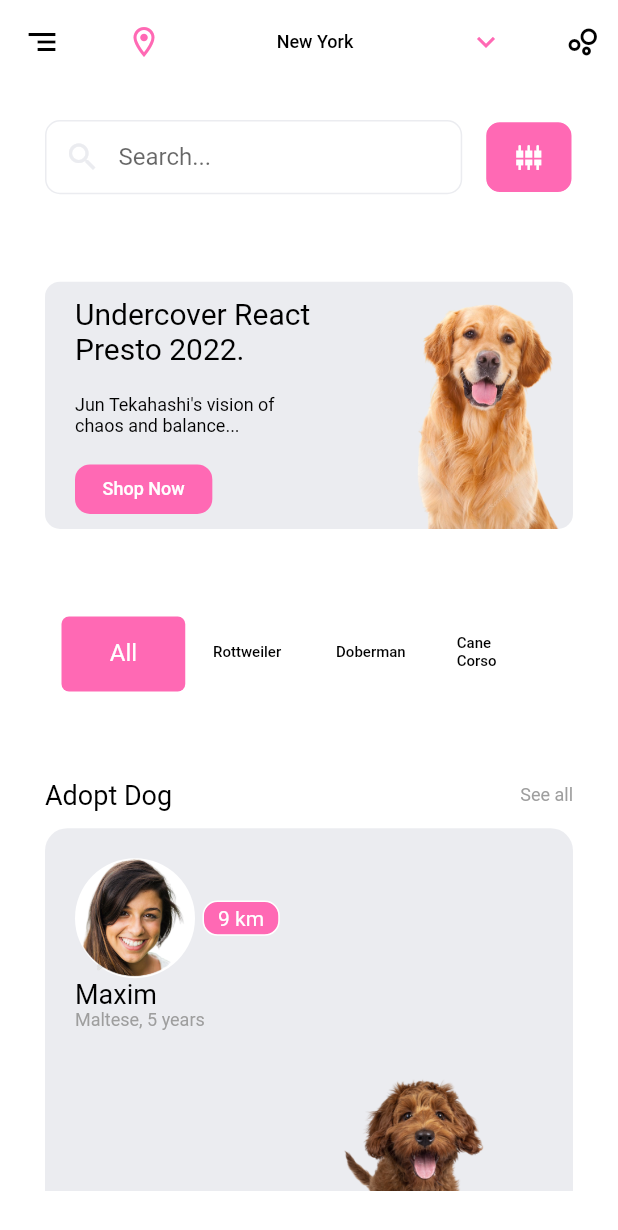
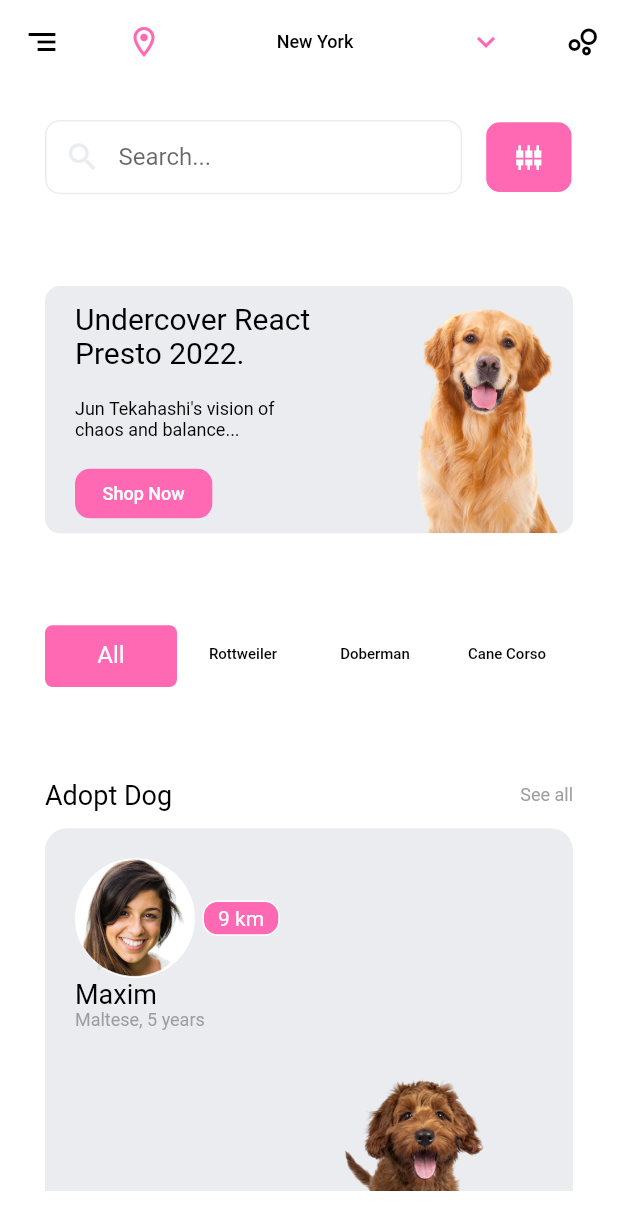
Before and after one commit to GreatGodson/PawFinder, a Flutter app: the screen it shows after launch, on a phone screen of 412 x 824 dp. Shown: the top 1230 px of the screen. Run offline on Flutter 3.47's test engine with Material 2 defaults, Android fonts, the phone set to English and light mode, and no system bars.

Commit message:
⚡ update: refactoring

```diff
--- /dev/null
+++ b/lib/ui/components/Profile/profile_owner.dart
@@ -0,0 +1,62 @@
+import 'package:flutter/material.dart';
+import 'package:paw_finder/ui/components/search_button/search_button.dart';
+import 'package:paw_finder/ui/components/text_style/text_style.dart';
+import 'package:paw_finder/ui/themes/theme.dart';
+
+class ProfileInformation extends StatelessWidget {
+  const ProfileInformation({
+    Key? key,
+    required this.size,
+  }) : super(key: key);
+
+  final Size size;
+
+  @override
+  Widget build(BuildContext context) {
+    return Expanded(
+      child: Padding(
+        padding: const EdgeInsets.only(left: 20, bottom: 20, top: 20),
+        child: Column(
+          children: [
+            Row(
+              children: [
+                CircleAvatar(
+                  backgroundColor: whiteTheme,
+                  radius: 40,
+                  child: Image.asset('images/lady2.png'),
+                ),
+                Padding(
+                  padding: const EdgeInsets.only(left: 5),
+                  child: SearchButton(
+                    borderRadius: 10,
+                    borderColor: false,
+                    color: brightPinkTheme,
+                    height: size.height / 35,
+                    width: size.width / 8,
+                    child: const Text(
+                      '9 km',
+                      style: TextStyle(color: whiteTheme),
+                    ),
+                  ),
+                ),
+              ],
+            ),
+            Row(
+              children: const [
+                CustomText(text: 'Maxim', color: blackTheme, fontSize: 18),
+              ],
+            ),
+            Row(
+              children: const [
+                CustomText(
+                    text: 'Maltese, 5 years',
+                    color: darkGreyTheme,
+                    fontSize: 12),
+              ],
+            ),
+          ],
+        ),
+      ),
+    );
+  }
+}
--- /dev/null
+++ b/lib/ui/components/see_all_row/see_all_row.dart
@@ -0,0 +1,34 @@
+import 'package:flutter/material.dart';
+import 'package:paw_finder/ui/components/text_style/text_style.dart';
+import 'package:paw_finder/ui/screens/category_info.dart';
+import 'package:paw_finder/ui/themes/theme.dart';
+
+class SeeAllRow extends StatelessWidget {
+  const SeeAllRow({
+    Key? key,
+    required this.size,
+  }) : super(key: key);
+
+  final Size size;
+
+  @override
+  Widget build(BuildContext context) {
+    return Padding(
+      padding: EdgeInsets.only(bottom: size.height / 70),
+      child: Row(
+        mainAxisAlignment: MainAxisAlignment.spaceBetween,
+        children: [
+          const CustomText(text: 'Adopt Dog', color: blackTheme, fontSize: 18),
+          GestureDetector(
+            onTap: () {
+              Navigator.push(context,
+                  MaterialPageRoute(builder: (context) => const AllCategory()));
+            },
+            child: const CustomText(
+                text: 'See all', color: darkGreyTheme, fontSize: 12),
+          ),
+        ],
+      ),
+    );
+  }
+}
--- a/lib/ui/components/tab_bar/tab_bar_widget.dart
+++ b/lib/ui/components/tab_bar/tab_bar_widget.dart
@@ -1,5 +1,6 @@
 import 'package:flutter/material.dart';
 import 'package:paw_finder/ui/themes/theme.dart';
+import 'package:paw_finder/ui/constants.dart';
 
 class TabBarWidget extends StatelessWidget {
   const TabBarWidget({
@@ -8,15 +9,16 @@ class TabBarWidget extends StatelessWidget {
 
   @override
   Widget build(BuildContext context) {
+    Size size = MediaQuery.of(context).size;
     return Container(
-      height: 50,
-      width: 330,
+      height: size.height / 20,
+      width: double.infinity,
       decoration: const BoxDecoration(
         color: whiteTheme,
       ),
       child: TabBar(
-        labelStyle: const TextStyle(fontSize: 16, fontWeight: FontWeight.w400),
-        unselectedLabelStyle: const TextStyle(fontSize: 10, color: blackTheme),
+        labelStyle: KTabBarLabelTextStyle,
+        unselectedLabelStyle: KTabBarUnselectedLabelTextStyle,
         unselectedLabelColor: blackTheme,
         indicatorColor: whiteTheme,
         labelColor: whiteTheme,
--- /dev/null
+++ b/lib/ui/constants.dart
@@ -0,0 +1,7 @@
+import 'package:flutter/material.dart';
+import 'package:paw_finder/ui/themes/theme.dart';
+
+const KTabBarLabelTextStyle =
+    TextStyle(fontSize: 16, fontWeight: FontWeight.w400);
+const KTabBarUnselectedLabelTextStyle =
+    TextStyle(fontSize: 10, color: blackTheme);
--- a/lib/ui/screens/all_cat_view.dart
+++ b/lib/ui/screens/all_cat_view.dart
@@ -1,5 +1,7 @@
 import 'package:flutter/material.dart';
+import 'package:paw_finder/ui/components/Profile/profile_owner.dart';
 import 'package:paw_finder/ui/components/search_button/search_button.dart';
+import 'package:paw_finder/ui/components/see_all_row/see_all_row.dart';
 import 'package:paw_finder/ui/components/text_style/text_style.dart';
 import 'package:paw_finder/ui/screens/category_info.dart';
 import 'package:paw_finder/ui/themes/theme.dart';
@@ -14,26 +16,7 @@ class All extends StatelessWidget {
       children: [
         Column(
           children: [
-            Padding(
-              padding: EdgeInsets.only(bottom: size.height / 70),
-              child: Row(
-                mainAxisAlignment: MainAxisAlignment.spaceBetween,
-                children: [
-                  const CustomText(
-                      text: 'Adopt Dog', color: blackTheme, fontSize: 18),
-                  GestureDetector(
-                    onTap: () {
-                      Navigator.push(
-                          context,
-                          MaterialPageRoute(
-                              builder: (context) => const AllCategory()));
-                    },
-                    child: const CustomText(
-                        text: 'See all', color: darkGreyTheme, fontSize: 12),
-                  ),
-                ],
-              ),
-            ),
+            SeeAllRow(size: size),
             GestureDetector(
               onTap: () {
                 Navigator.push(
@@ -50,55 +33,7 @@ class All extends StatelessWidget {
                 ),
                 child: Row(
                   children: [
-                    Expanded(
-                      child: Padding(
-                        padding: const EdgeInsets.only(
-                            left: 20, bottom: 20, top: 20),
-                        child: Column(
-                          children: [
-                            Row(
-                              children: [
-                                CircleAvatar(
-                                  backgroundColor: whiteTheme,
-                                  radius: 40,
-                                  child: Image.asset('images/lady2.png'),
-                                ),
-                                Padding(
-                                  padding: const EdgeInsets.only(left: 5),
-                                  child: SearchButton(
-                                    borderRadius: 10,
-                                    borderColor: false,
-                                    color: brightPinkTheme,
-                                    height: size.height / 35,
-                                    width: size.width / 8,
-                                    child: const Text(
-                                      '9 km',
-                                      style: TextStyle(color: whiteTheme),
-                                    ),
-                                  ),
-                                ),
-                              ],
-                            ),
-                            Row(
-                              children: const [
-                                CustomText(
-                                    text: 'Maxim',
-                                    color: blackTheme,
-                                    fontSize: 18),
-                              ],
-                            ),
-                            Row(
-                              children: const [
-                                CustomText(
-                                    text: 'Maltese, 5 years',
-                                    color: darkGreyTheme,
-                                    fontSize: 12),
-                              ],
-                            ),
-                          ],
-                        ),
-                      ),
-                    ),
+                    ProfileInformation(size: size),
                     Padding(
                       padding: EdgeInsets.only(top: size.height / 5.2),
                       child: Image.asset(
```
